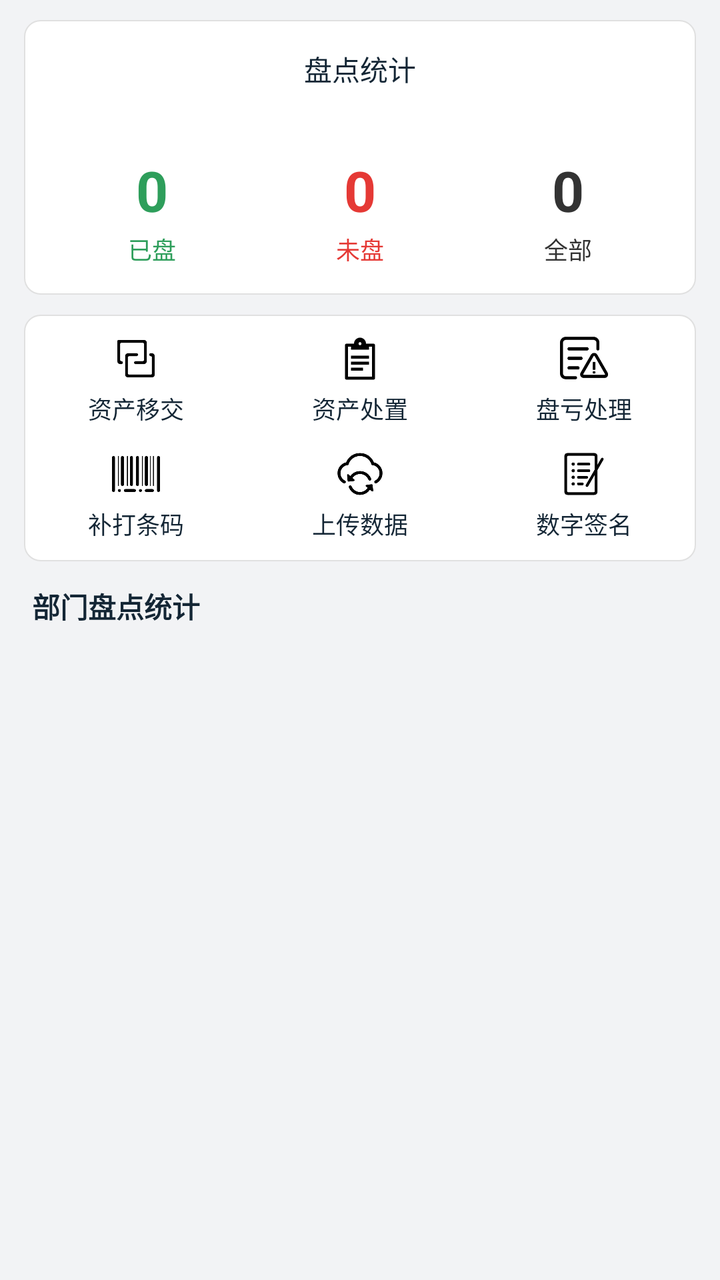
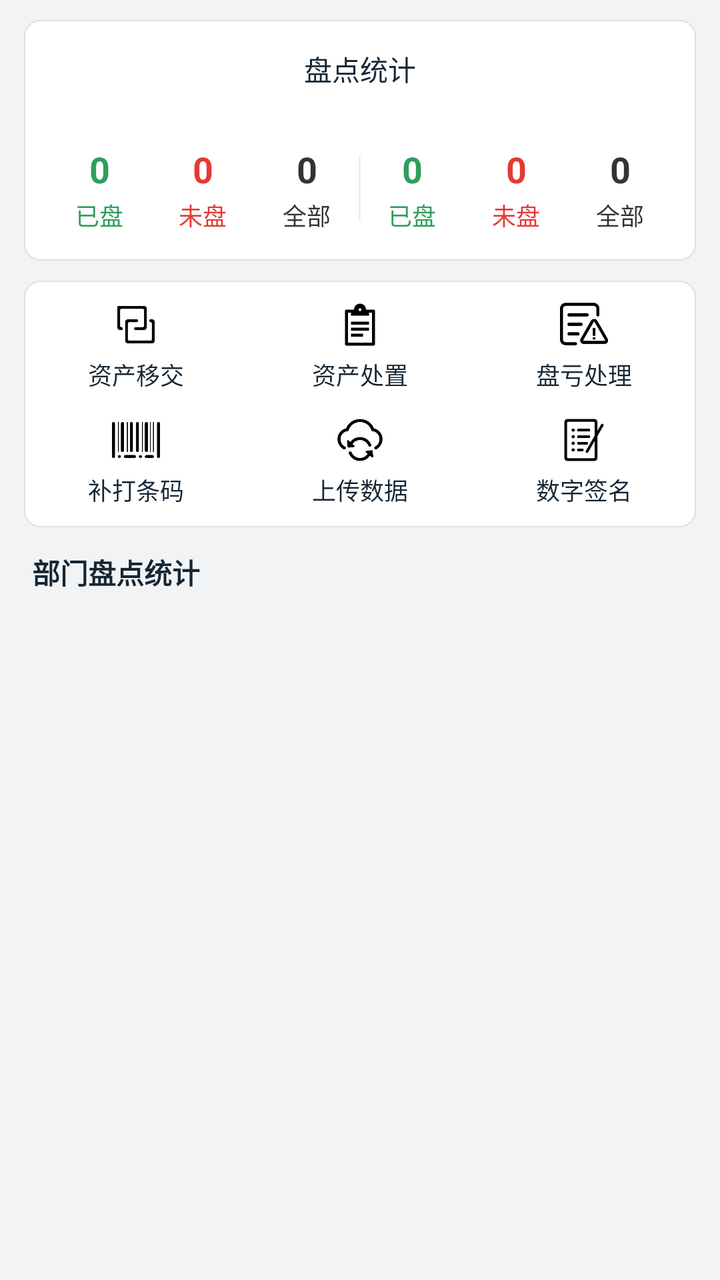

Compare the two renders of this Android layout. The source of the first and the diff that turns it into the second are given below.
<!-- AndroidManifest.xml: application theme AppTheme -->
<!-- res/layout/activity_rfid_stats.xml -->
<?xml version="1.0" encoding="utf-8"?>
<LinearLayout xmlns:android="http://schemas.android.com/apk/res/android"
    android:layout_width="match_parent"
    android:layout_height="match_parent"
    android:background="#F2F3F5"
    android:orientation="vertical">

    <com.qmuiteam.qmui.widget.QMUITopBar
        android:id="@+id/topbar"
        android:layout_width="match_parent"
        android:layout_height="?attr/qmui_topbar_height" />

    
    <LinearLayout
        android:layout_width="match_parent"
        android:layout_height="wrap_content"
        android:layout_marginStart="12dp"
        android:layout_marginEnd="12dp"
        android:layout_marginTop="10dp"
        android:background="@drawable/bg_card_white"
        android:orientation="vertical"
        android:paddingStart="12dp"
        android:paddingEnd="12dp"
        android:paddingTop="14dp"
        android:paddingBottom="14dp">

        <TextView
            android:layout_width="match_parent"
            android:layout_height="wrap_content"
            android:gravity="center"
            android:text="盘点统计"
            android:textColor="@color/colorText"
            android:textSize="14sp" />

        
        <TextView
            android:id="@+id/tvPersonalAssetTotal"
            android:layout_width="match_parent"
            android:layout_height="wrap_content"
            android:layout_marginTop="4dp"
            android:gravity="center"
            android:text="个人资产数量 -"
            android:textColor="@color/app_color_description"
            android:textSize="12sp" />

        <LinearLayout
            android:layout_width="match_parent"
            android:layout_height="wrap_content"
            android:layout_marginTop="10dp"
            android:orientation="horizontal">

            <LinearLayout
                android:id="@+id/columnCounted"
                android:layout_width="0dp"
                android:layout_height="wrap_content"
                android:layout_weight="1"
                android:background="?attr/selectableItemBackground"
                android:clickable="true"
                android:gravity="center"
                android:orientation="vertical">

                <androidx.appcompat.widget.AppCompatTextView
                    android:id="@+id/tvCountedTotal"
                    android:layout_width="match_parent"
                    android:layout_height="wrap_content"
                    android:gravity="center"
                    android:text="0"
                    android:textColor="@color/inventory_count_green"
                    android:textSize="28sp"
                    android:textStyle="bold" />

                <TextView
                    android:layout_width="wrap_content"
                    android:layout_height="wrap_content"
                    android:layout_marginTop="2dp"
                    android:text="已盘"
                    android:textColor="@color/inventory_count_green"
                    android:textSize="12sp" />
            </LinearLayout>

            <LinearLayout
                android:id="@+id/columnUncounted"
                android:layout_width="0dp"
                android:layout_height="wrap_content"
                android:layout_weight="1"
                android:background="?attr/selectableItemBackground"
                android:clickable="true"
                android:gravity="center"
                android:orientation="vertical">

                <androidx.appcompat.widget.AppCompatTextView
                    android:id="@+id/tvUncountedTotal"
                    android:layout_width="match_parent"
                    android:layout_height="wrap_content"
                    android:gravity="center"
                    android:text="0"
                    android:textColor="@color/inventory_count_red"
                    android:textSize="28sp"
                    android:textStyle="bold" />

                <TextView
                    android:layout_width="wrap_content"
                    android:layout_height="wrap_content"
                    android:layout_marginTop="2dp"
                    android:text="未盘"
                    android:textColor="@color/inventory_count_red"
                    android:textSize="12sp" />
            </LinearLayout>

            <LinearLayout
                android:id="@+id/columnAll"
                android:layout_width="0dp"
                android:layout_height="wrap_content"
                android:layout_weight="1"
                android:background="?attr/selectableItemBackground"
                android:clickable="true"
                android:gravity="center"
                android:orientation="vertical">

                <androidx.appcompat.widget.AppCompatTextView
                    android:id="@+id/tvAllTotal"
                    android:layout_width="match_parent"
                    android:layout_height="wrap_content"
                    android:gravity="center"
                    android:text="0"
                    android:textColor="@color/inventory_count_black"
                    android:textSize="28sp"
                    android:textStyle="bold" />

                <TextView
                    android:layout_width="wrap_content"
                    android:layout_height="wrap_content"
                    android:layout_marginTop="2dp"
                    android:text="全部"
                    android:textColor="@color/inventory_count_black"
                    android:textSize="12sp" />
            </LinearLayout>
        </LinearLayout>
    </LinearLayout>

    
    <include layout="@layout/layout_rfid_stats_tools" />

    <TextView
        android:id="@+id/tvSectionTitle"
        android:layout_width="match_parent"
        android:layout_height="wrap_content"
        android:paddingStart="16dp"
        android:paddingEnd="16dp"
        android:paddingTop="12dp"
        android:paddingBottom="4dp"
        android:text="部门盘点统计"
        android:textColor="@color/colorText"
        android:textSize="14sp"
        android:textStyle="bold" />

    <FrameLayout
        android:layout_width="match_parent"
        android:layout_height="0dp"
        android:layout_weight="1">

        
        <androidx.recyclerview.widget.RecyclerView
            android:id="@+id/recyclerDept"
            android:layout_width="match_parent"
            android:layout_height="match_parent"
            android:clipToPadding="false"
            android:paddingStart="12dp"
            android:paddingEnd="12dp"
            android:paddingBottom="8dp" />

        <TextView
            android:id="@+id/tvEmpty"
            android:layout_width="wrap_content"
            android:layout_height="wrap_content"
            android:layout_gravity="center"
            android:text="暂无资产数据"
            android:textColor="#999999"
            android:textSize="14sp"
            android:visibility="gone" />

        
        <LinearLayout
            android:id="@+id/layoutLoading"
            android:layout_width="match_parent"
            android:layout_height="match_parent"
            android:background="#F2F3F5"
            android:clickable="true"
            android:focusable="true"
            android:gravity="center"
            android:orientation="vertical"
            android:visibility="gone">

            <ProgressBar
                android:layout_width="wrap_content"
                android:layout_height="wrap_content"
                android:indeterminateTint="@color/primary_color" />

            <TextView
                android:layout_width="wrap_content"
                android:layout_height="wrap_content"
                android:layout_marginTop="8dp"
                android:text="正在统计…"
                android:textColor="#333333"
                android:textSize="13sp" />
        </LinearLayout>
    </FrameLayout>

</LinearLayout>
<!-- res/layout/layout_rfid_stats_tools.xml (included above) -->
<?xml version="1.0" encoding="utf-8"?>
<LinearLayout xmlns:android="http://schemas.android.com/apk/res/android"
    android:layout_width="match_parent"
    android:layout_height="wrap_content"
    android:layout_marginStart="12dp"
    android:layout_marginEnd="12dp"
    android:layout_marginTop="10dp"
    android:background="@drawable/bg_card_white"
    android:orientation="vertical"
    android:paddingTop="4dp"
    android:paddingBottom="4dp">

    
    <LinearLayout
        android:layout_width="match_parent"
        android:layout_height="wrap_content"
        android:orientation="horizontal">

        
        <LinearLayout
            android:id="@+id/btnAssetTransfer"
            android:layout_width="0dp"
            android:layout_height="wrap_content"
            android:layout_weight="1"
            android:background="?attr/selectableItemBackground"
            android:clickable="true"
            android:focusable="true"
            android:gravity="center"
            android:orientation="vertical"
            android:paddingTop="6dp"
            android:paddingBottom="6dp">

            <ImageView
                android:layout_width="24dp"
                android:layout_height="24dp"
                android:background="@drawable/icon_asset_transfer" />

            <TextView
                android:layout_width="wrap_content"
                android:layout_height="wrap_content"
                android:layout_marginTop="4dp"
                android:text="资产移交"
                android:textColor="@color/colorText"
                android:textSize="12sp" />
        </LinearLayout>

        
        <LinearLayout
            android:id="@+id/btnAssetDispose"
            android:layout_width="0dp"
            android:layout_height="wrap_content"
            android:layout_weight="1"
            android:background="?attr/selectableItemBackground"
            android:clickable="true"
            android:focusable="true"
            android:gravity="center"
            android:orientation="vertical"
            android:paddingTop="6dp"
            android:paddingBottom="6dp">

            <ImageView
                android:layout_width="24dp"
                android:layout_height="24dp"
                android:background="@drawable/icon_asset_receive" />

            <TextView
                android:layout_width="wrap_content"
                android:layout_height="wrap_content"
                android:layout_marginTop="4dp"
                android:text="资产处置"
                android:textColor="@color/colorText"
                android:textSize="12sp" />
        </LinearLayout>

        
        <LinearLayout
            android:id="@+id/btnLossHandle"
            android:layout_width="0dp"
            android:layout_height="wrap_content"
            android:layout_weight="1"
            android:background="?attr/selectableItemBackground"
            android:clickable="true"
            android:focusable="true"
            android:gravity="center"
            android:orientation="vertical"
            android:paddingTop="6dp"
            android:paddingBottom="6dp">

            <ImageView
                android:layout_width="24dp"
                android:layout_height="24dp"
                android:background="@drawable/icon_asset_dispose" />

            <TextView
                android:layout_width="wrap_content"
                android:layout_height="wrap_content"
                android:layout_marginTop="4dp"
                android:text="盘亏处理"
                android:textColor="@color/colorText"
                android:textSize="12sp" />
        </LinearLayout>
    </LinearLayout>

    
    <LinearLayout
        android:layout_width="match_parent"
        android:layout_height="wrap_content"
        android:orientation="horizontal">

        
        <LinearLayout
            android:id="@+id/btnReprintBarcode"
            android:layout_width="0dp"
            android:layout_height="wrap_content"
            android:layout_weight="1"
            android:background="?attr/selectableItemBackground"
            android:clickable="true"
            android:focusable="true"
            android:gravity="center"
            android:orientation="vertical"
            android:paddingTop="6dp"
            android:paddingBottom="6dp">

            <ImageView
                android:layout_width="24dp"
                android:layout_height="24dp"
                android:background="@drawable/icon_barcode" />

            <TextView
                android:layout_width="wrap_content"
                android:layout_height="wrap_content"
                android:layout_marginTop="4dp"
                android:text="补打条码"
                android:textColor="@color/colorText"
                android:textSize="12sp" />
        </LinearLayout>

        
        <LinearLayout
            android:id="@+id/btnUploadData"
            android:layout_width="0dp"
            android:layout_height="wrap_content"
            android:layout_weight="1"
            android:background="?attr/selectableItemBackground"
            android:clickable="true"
            android:focusable="true"
            android:gravity="center"
            android:orientation="vertical"
            android:paddingTop="6dp"
            android:paddingBottom="6dp">

            <ImageView
                android:layout_width="24dp"
                android:layout_height="24dp"
                android:background="@drawable/icon_sync" />

            <TextView
                android:layout_width="wrap_content"
                android:layout_height="wrap_content"
                android:layout_marginTop="4dp"
                android:text="上传数据"
                android:textColor="@color/colorText"
                android:textSize="12sp" />
        </LinearLayout>

        
        <LinearLayout
            android:id="@+id/btnDigitalSign"
            android:layout_width="0dp"
            android:layout_height="wrap_content"
            android:layout_weight="1"
            android:background="?attr/selectableItemBackground"
            android:clickable="true"
            android:focusable="true"
            android:gravity="center"
            android:orientation="vertical"
            android:paddingTop="6dp"
            android:paddingBottom="6dp">

            <ImageView
                android:layout_width="24dp"
                android:layout_height="24dp"
                android:background="@drawable/icon_check" />

            <TextView
                android:layout_width="wrap_content"
                android:layout_height="wrap_content"
                android:layout_marginTop="4dp"
                android:text="数字签名"
                android:textColor="@color/colorText"
                android:textSize="12sp" />
        </LinearLayout>
    </LinearLayout>
</LinearLayout>
<!-- resources referenced by this layout -->
<resources>
  <color name="app_color_description">@color/qmui_config_color_gray_5</color>
  <color name="colorText">#142635</color>
  <color name="inventory_count_black">#333333</color>
  <color name="inventory_count_green">#2E9E5B</color>
  <color name="inventory_count_red">#E53935</color>
  <color name="primary_color">#2196F3</color>
  <!-- drawable bg_card_white (drawable) -->
  <?xml version="1.0" encoding="utf-8"?>
  <shape xmlns:android="http://schemas.android.com/apk/res/android"
         android:shape="rectangle">
      <solid android:color="#FFFFFF" />
      <corners android:radius="8dp" />
      <stroke
              android:width="0.5dp"
              android:color="#E0E0E0" />
  </shape>
  <!-- drawable icon_barcode: png bitmap (drawable, 3826 bytes) -->
  <!-- drawable icon_check: png bitmap (drawable, 5566 bytes) -->
  <!-- drawable icon_sync: png bitmap (drawable, 6875 bytes) -->
  <style name="AppTheme" parent="QMUI.Compat.NoActionBar">
          <item name="android:windowNoTitle">true</item>
          <item name="android:windowFullscreen">true</item>
          
          
          
          
          
          <item name="android:textAppearanceListItemSmall">@style/QDTextAppearanceListItemSmall</item>
          <item name="android:textAppearanceListItem">@style/QDtextAppearanceListItem</item>
          <item name="android:listPreferredItemHeight">?attr/qmui_list_item_height_higher</item>
          <item name="android:listPreferredItemHeightSmall">?attr/qmui_list_item_height</item>
  
          
          <item name="qmui_config_color_blue">@color/app_color_blue</item>
          <item name="qmui_round_btn_bg_color">@color/s_btn_blue_bg</item>
          <item name="qmui_round_btn_border_color">@color/s_btn_blue_border</item>
          <item name="qmui_round_btn_text_color">@color/s_btn_blue_text</item>
          <item name="qmui_content_spacing_horizontal">20dp</item>
          <item name="qmui_content_padding_horizontal">@dimen/qmui_content_spacing_horizontal</item>
  
          
          <item name="alertDialogTheme">@style/AppAlertDialogTheme</item>
  
          <item name="QMUITopBarStyle">@style/QDTopBar</item>
  
          
          <item name="app_primary_color">?attr/qmui_config_color_blue</item>
          <item name="app_content_bg_color">@color/qmui_config_color_white</item>
  
      </style>
  <style name="QDTextAppearanceListItemSmall">
          <item name="android:textColor">?attr/qmui_config_color_gray_4</item>
          <item name="android:textSize">16sp</item>
          <item name="android:background">?attr/qmui_s_list_item_bg_with_border_bottom_inset_left
          </item>
      </style>
  <style name="QDtextAppearanceListItem">
          <item name="android:textColor">?attr/qmui_config_color_black</item>
          <item name="android:textSize">18sp</item>
          <item name="android:background">?attr/qmui_s_list_item_bg_with_border_bottom_inset_left
          </item>
      </style>
  <color name="app_color_blue">#2196F3</color>
  <style name="AppAlertDialogTheme" parent="Theme.AppCompat.Dialog.Alert">
          <item name="android:windowBackground">@drawable/bg_dialog_round_white</item>
      </style>
  <style name="QDTopBar" parent="QMUI.TopBar">
          <item name="qmui_topbar_bg_color">?attr/app_primary_color</item>
          <item name="qmui_topbar_title_color">@color/qmui_config_color_white</item>
          <item name="qmui_topbar_subtitle_color">@color/qmui_config_color_white</item>
          <item name="qmui_topbar_text_btn_color_state_list">@color/s_topbar_btn_color</item>
          <item name="qmui_topbar_height">48dp</item>
          <item name="qmui_topbar_image_btn_height">48dp</item>
      </style>
  <!-- drawable bg_dialog_round_white (drawable) -->
  <?xml version="1.0" encoding="utf-8"?>
  <shape xmlns:android="http://schemas.android.com/apk/res/android"
         android:shape="rectangle">
      <solid android:color="#FFFFFF" />
      <corners android:radius="@dimen/qmui_dialog_radius" />
  </shape>
  <dimen name="qmui_dialog_radius">8dp</dimen>
  <!-- unchanged entries left out for length: 3 -->
</resources>

<!-- the commit's change to res/layout/activity_rfid_stats.xml (unified diff, before → after) -->
@@ -33,107 +33,237 @@
             android:textSize="14sp" />
 
         
-        <TextView
-            android:id="@+id/tvPersonalAssetTotal"
+        <LinearLayout
             android:layout_width="match_parent"
             android:layout_height="wrap_content"
-            android:layout_marginTop="4dp"
-            android:gravity="center"
-            android:text="个人资产数量 -"
-            android:textColor="@color/app_color_description"
-            android:textSize="12sp" />
+            android:layout_marginTop="8dp"
+            android:orientation="horizontal">
+
+            <TextView
+                android:id="@+id/tvPersonalTitle"
+                android:layout_width="0dp"
+                android:layout_height="wrap_content"
+                android:layout_weight="1"
+                android:gravity="center"
+                android:text="个人"
+                android:textColor="@color/app_color_description"
+                android:textSize="12sp" />
+
+            <TextView
+                android:id="@+id/tvScopeTitle"
+                android:layout_width="0dp"
+                android:layout_height="wrap_content"
+                android:layout_weight="1"
+                android:gravity="center"
+                android:text="单位"
+                android:textColor="@color/app_color_description"
+                android:textSize="12sp" />
+        </LinearLayout>
 
         <LinearLayout
             android:layout_width="match_parent"
             android:layout_height="wrap_content"
-            android:layout_marginTop="10dp"
+            android:layout_marginTop="2dp"
             android:orientation="horizontal">
 
+            
             <LinearLayout
-                android:id="@+id/columnCounted"
+                android:id="@+id/layoutPersonalGroup"
                 android:layout_width="0dp"
                 android:layout_height="wrap_content"
                 android:layout_weight="1"
-                android:background="?attr/selectableItemBackground"
-                android:clickable="true"
-                android:gravity="center"
-                android:orientation="vertical">
-
-                <androidx.appcompat.widget.AppCompatTextView
-                    android:id="@+id/tvCountedTotal"
-                    android:layout_width="match_parent"
+                android:orientation="horizontal">
+
+                <LinearLayout
+                    android:id="@+id/columnPersonalCounted"
+                    android:layout_width="0dp"
                     android:layout_height="wrap_content"
+                    android:layout_weight="1"
+                    android:background="?attr/selectableItemBackground"
+                    android:clickable="true"
                     android:gravity="center"
-                    android:text="0"
-                    android:textColor="@color/inventory_count_green"
-                    android:textSize="28sp"
-                    android:textStyle="bold" />
-
-                <TextView
-                    android:layout_width="wrap_content"
+                    android:orientation="vertical">
+
+                    <androidx.appcompat.widget.AppCompatTextView
+                        android:id="@+id/tvPersonalCounted"
+                        android:layout_width="match_parent"
+                        android:layout_height="wrap_content"
+                        android:gravity="center"
+                        android:text="0"
+                        android:textColor="@color/inventory_count_green"
+                        android:textSize="18sp"
+                        android:textStyle="bold" />
+
+                    <TextView
+                        android:layout_width="wrap_content"
+                        android:layout_height="wrap_content"
+                        android:layout_marginTop="2dp"
+                        android:text="已盘"
+                        android:textColor="@color/inventory_count_green"
+                        android:textSize="12sp" />
+                </LinearLayout>
+
+                <LinearLayout
+                    android:id="@+id/columnPersonalUncounted"
+                    android:layout_width="0dp"
                     android:layout_height="wrap_content"
-                    android:layout_marginTop="2dp"
-                    android:text="已盘"
-                    android:textColor="@color/inventory_count_green"
-                    android:textSize="12sp" />
+                    android:layout_weight="1"
+                    android:background="?attr/selectableItemBackground"
+                    android:clickable="true"
+                    android:gravity="center"
+                    android:orientation="vertical">
+
+                    <androidx.appcompat.widget.AppCompatTextView
+                        android:id="@+id/tvPersonalUncounted"
+                        android:layout_width="match_parent"
+                        android:layout_height="wrap_content"
+                        android:gravity="center"
+                        android:text="0"
+                        android:textColor="@color/inventory_count_red"
+                        android:textSize="18sp"
+                        android:textStyle="bold" />
+
+                    <TextView
+                        android:layout_width="wrap_content"
+                        android:layout_height="wrap_content"
+                        android:layout_marginTop="2dp"
+                        android:text="未盘"
+                        android:textColor="@color/inventory_count_red"
+                        android:textSize="12sp" />
+                </LinearLayout>
+
+                <LinearLayout
+                    android:id="@+id/columnPersonalAll"
+                    android:layout_width="0dp"
+                    android:layout_height="wrap_content"
+                    android:layout_weight="1"
+                    android:background="?attr/selectableItemBackground"
+                    android:clickable="true"
+                    android:gravity="center"
+                    android:orientation="vertical">
+
+                    <androidx.appcompat.widget.AppCompatTextView
+                        android:id="@+id/tvPersonalTotal"
+                        android:layout_width="match_parent"
+                        android:layout_height="wrap_content"
+                        android:gravity="center"
+                        android:text="0"
+                        android:textColor="@color/inventory_count_black"
+                        android:textSize="18sp"
+                        android:textStyle="bold" />
+
+                    <TextView
+                        android:layout_width="wrap_content"
+                        android:layout_height="wrap_content"
+                        android:layout_marginTop="2dp"
+                        android:text="全部"
+                        android:textColor="@color/inventory_count_black"
+                        android:textSize="12sp" />
+                </LinearLayout>
             </LinearLayout>
 
+            
+            <View
+                android:id="@+id/dividerGroup"
+                android:layout_width="1dp"
+                android:layout_height="32dp"
+                android:layout_gravity="center_vertical"
+                android:background="#EEEEEE" />
+
+            
             <LinearLayout
-                android:id="@+id/columnUncounted"
+                android:id="@+id/layoutScopeGroup"
                 android:layout_width="0dp"
                 android:layout_height="wrap_content"
                 android:layout_weight="1"
-                android:background="?attr/selectableItemBackground"
-                android:clickable="true"
-                android:gravity="center"
-                android:orientation="vertical">
-
-                <androidx.appcompat.widget.AppCompatTextView
-                    android:id="@+id/tvUncountedTotal"
-                    android:layout_width="match_parent"
+                android:orientation="horizontal">
+
+                <LinearLayout
+                    android:id="@+id/columnCounted"
+                    android:layout_width="0dp"
                     android:layout_height="wrap_content"
+                    android:layout_weight="1"
+                    android:background="?attr/selectableItemBackground"
+                    android:clickable="true"
                     android:gravity="center"
-                    android:text="0"
-                    android:textColor="@color/inventory_count_red"
-                    android:textSize="28sp"
-                    android:textStyle="bold" />
-
-                <TextView
-                    android:layout_width="wrap_content"
+                    android:orientation="vertical">
+
+                    <androidx.appcompat.widget.AppCompatTextView
+                        android:id="@+id/tvCountedTotal"
+                        android:layout_width="match_parent"
+                        android:layout_height="wrap_content"
+                        android:gravity="center"
+                        android:text="0"
+                        android:textColor="@color/inventory_count_green"
+                        android:textSize="18sp"
+                        android:textStyle="bold" />
+
+                    <TextView
+                        android:layout_width="wrap_content"
+                        android:layout_height="wrap_content"
+                        android:layout_marginTop="2dp"
+                        android:text="已盘"
+                        android:textColor="@color/inventory_count_green"
+                        android:textSize="12sp" />
+                </LinearLayout>
+
+                <LinearLayout
+                    android:id="@+id/columnUncounted"
+                    android:layout_width="0dp"
                     android:layout_height="wrap_content"
-                    android:layout_marginTop="2dp"
-                    android:text="未盘"
-                    android:textColor="@color/inventory_count_red"
-                    android:textSize="12sp" />
-            </LinearLayout>
-
-            <LinearLayout
-                android:id="@+id/columnAll"
-                android:layout_width="0dp"
-                android:layout_height="wrap_content"
-                android:layout_weight="1"
-                android:background="?attr/selectableItemBackground"
-                android:clickable="true"
-                android:gravity="center"
-                android:orientation="vertical">
-
-                <androidx.appcompat.widget.AppCompatTextView
-                    android:id="@+id/tvAllTotal"
-                    android:layout_width="match_parent"
+                    android:layout_weight="1"
+                    android:background="?attr/selectableItemBackground"
+                    android:clickable="true"
+                    android:gravity="center"
+                    android:orientation="vertical">
+
+                    <androidx.appcompat.widget.AppCompatTextView
+                        android:id="@+id/tvUncountedTotal"
+                        android:layout_width="match_parent"
+                        android:layout_height="wrap_content"
+                        android:gravity="center"
+                        android:text="0"
+                        android:textColor="@color/inventory_count_red"
+                        android:textSize="18sp"
+                        android:textStyle="bold" />
+
+                    <TextView
+                        android:layout_width="wrap_content"
+                        android:layout_height="wrap_content"
+                        android:layout_marginTop="2dp"
+                        android:text="未盘"
+                        android:textColor="@color/inventory_count_red"
+                        android:textSize="12sp" />
+                </LinearLayout>
+
+                <LinearLayout
+                    android:id="@+id/columnAll"
+                    android:layout_width="0dp"
                     android:layout_height="wrap_content"
+                    android:layout_weight="1"
+                    android:background="?attr/selectableItemBackground"
+                    android:clickable="true"
                     android:gravity="center"
-                    android:text="0"
-                    android:textColor="@color/inventory_count_black"
-                    android:textSize="28sp"
-                    android:textStyle="bold" />
-
-                <TextView
-                    android:layout_width="wrap_content"
-                    android:layout_height="wrap_content"
-                    android:layout_marginTop="2dp"
-                    android:text="全部"
-                    android:textColor="@color/inventory_count_black"
-                    android:textSize="12sp" />
+                    android:orientation="vertical">
+
+                    <androidx.appcompat.widget.AppCompatTextView
+                        android:id="@+id/tvAllTotal"
+                        android:layout_width="match_parent"
+                        android:layout_height="wrap_content"
+                        android:gravity="center"
+                        android:text="0"
+                        android:textColor="@color/inventory_count_black"
+                        android:textSize="18sp"
+                        android:textStyle="bold" />
+
+                    <TextView
+                        android:layout_width="wrap_content"
+                        android:layout_height="wrap_content"
+                        android:layout_marginTop="2dp"
+                        android:text="全部"
+                        android:textColor="@color/inventory_count_black"
+                        android:textSize="12sp" />
+                </LinearLayout>
             </LinearLayout>
         </LinearLayout>
     </LinearLayout>
